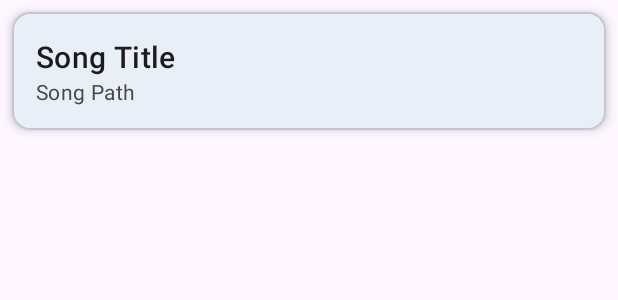
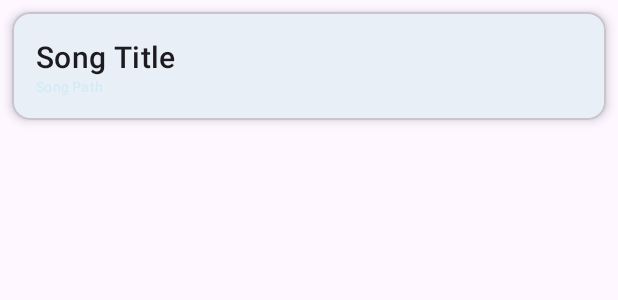
Before and after one commit to mcvector36/Sound432, an Android app: the layout item_music.xml on its own in the app's theme, with its tools: preview values and no code run, on a phone screen of 412 x 824 dp. Shown: the top 300 px of the screen. Run offline under Robolectric (Android 15) with nearby library versions, the phone set to English and light mode, and no system bars.

Commit message:
feat: Improve Detune Functionality and Refine UI
- Adjust the detune effect in `MainActivity.kt` to compensate for volume loss (-4dB) when detuning, by increasing the volume.
- Reorganize buttons in `activity_main.xml`: replace `stopButton` with `nextButton`, `nextButton` with `repeatButton`, and `repeatButton` with `stopButton`.
- Update `nextButton`, `repeatButton`, `stopButton` icons.
- Add `song_title` and `song_path` string resources.
- Update `item_music.xml` to use `song_title` and `song_path` in the layout.
- Change `songPath` TextView in `item_music.xml` to display the path in a small font size with a specific color.
- Change device selected in deploymentTargetSelector.xml

```diff
--- a/app/src/main/java/com/mcvector36/sound432/MainActivity.kt
+++ b/app/src/main/java/com/mcvector36/sound432/MainActivity.kt
@@ -16,6 +16,7 @@ import com.google.android.material.button.MaterialButton
 
 import androidx.annotation.RequiresApi
 import java.io.File
+import kotlin.math.pow
 
 
 class MainActivity : AppCompatActivity() {
@@ -210,8 +211,13 @@ class MainActivity : AppCompatActivity() {
 
             if (isDetuned) {
                 playbackParams.pitch = 0.981f // Ajustare pentru -32 de centi
+
+                // 🔹 Compensare volum (recuperare -4dB)
+                val volumeBoost = 10.0.pow(6.0 / 20.0).toFloat()
+                mediaPlayer.setVolume(volumeBoost, volumeBoost)
             } else {
                 playbackParams.pitch = 1.0f // Revine la acordajul inițial
+                mediaPlayer.setVolume(1.0f, 1.0f) // Revine la volumul normal
             }
 
             playbackParams.speed = 1.0f // Păstrează durata piesei neschimbată
--- a/app/src/main/res/layout/item_music.xml
+++ b/app/src/main/res/layout/item_music.xml
@@ -1,6 +1,7 @@
 <?xml version="1.0" encoding="utf-8"?>
 <com.google.android.material.card.MaterialCardView xmlns:android="http://schemas.android.com/apk/res/android"
     xmlns:app="http://schemas.android.com/apk/res-auto"
+    xmlns:tools="http://schemas.android.com/tools"
     android:id="@+id/cardView"
     android:layout_width="match_parent"
     android:layout_height="wrap_content"
@@ -19,15 +20,17 @@
             android:id="@+id/songTitle"
             android:layout_width="match_parent"
             android:layout_height="wrap_content"
-            android:text="Song Title"
+            android:text="@string/song_title"
             android:textAppearance="?attr/textAppearanceHeadline6" />
 
         <TextView
             android:id="@+id/songPath"
             android:layout_width="match_parent"
             android:layout_height="wrap_content"
-            android:text="Song Path"
+            android:text="@string/song_path"
             android:textAppearance="?attr/textAppearanceBody2"
-            android:textColor="?attr/colorOnSurfaceVariant" />
+            android:textColor="#8FBDE7F4"
+            android:textSize="9sp"
+            tools:ignore="SmallSp" />
     </LinearLayout>
 </com.google.android.material.card.MaterialCardView>
--- a/app/src/main/res/values/strings.xml
+++ b/app/src/main/res/values/strings.xml
@@ -1,3 +1,5 @@
 <resources>
     <string name="app_name">Sound 432</string>
+    <string name="song_title">Song Title</string>
+    <string name="song_path">Song Path</string>
 </resources>
```
Also changed, not shown: app/src/main/res/layout/activity_main.xml (+8 -8 lines).
